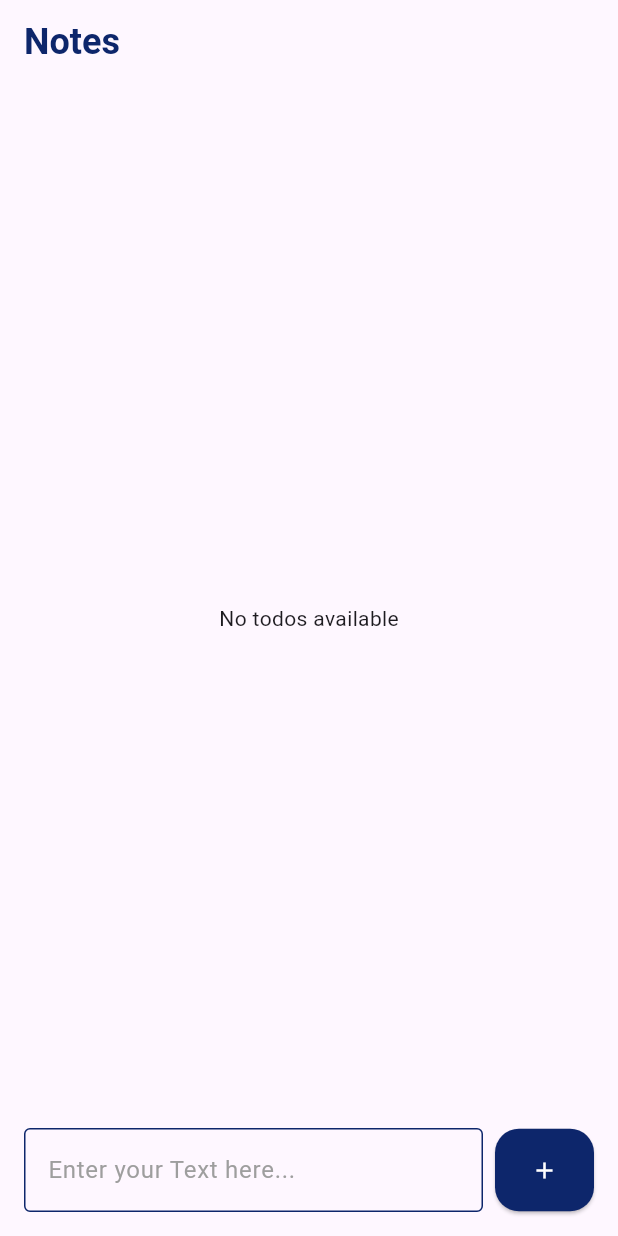
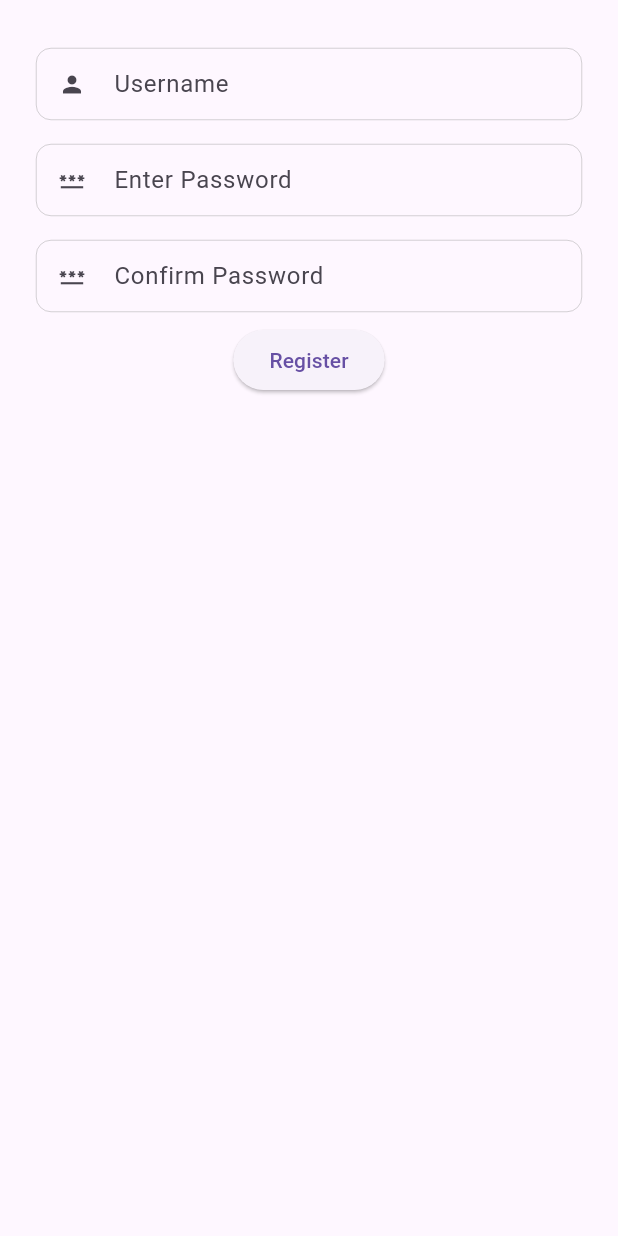
Before and after one commit to sidharth3788/firebase_demo, a Flutter app: the screen it shows after launch, on a phone screen of 412 x 824 dp. Run offline on Flutter 3.47's test engine with Material 3 defaults, Android fonts, the phone set to English and light mode, and no system bars; our stand-ins replace cloud_firestore, firebase_core; accounts and stored records are empty.

Commit message:
auth & login started

```diff
--- /dev/null
+++ b/lib/login&register/register/register.dart
@@ -0,0 +1,113 @@
+import 'package:flutter/material.dart';
+import 'register_controller.dart';
+
+class RegisterPage extends StatelessWidget {
+  final RegController registerController = RegController();
+  RegisterPage({super.key});
+  // Key for Form validation
+  final _formKey = GlobalKey<FormState>();
+
+  @override
+  Widget build(BuildContext context) {
+    return Scaffold(
+      body: SafeArea(
+          child: Padding(
+        padding: const EdgeInsets.all(24.0),
+        child: Form(
+            key: _formKey,
+            child: Column(
+              children: [
+                //Call Like Below
+                customTextFormField(
+                    controller: registerController.usernameTXT,
+                    hint: '@gmail.com',
+                    label: 'Username',
+                    leadingIcon: Icons.person,
+                    validator: (value) => emptyValidation(value: value)),
+                customTextFormField(
+                  controller: registerController.passwordTXT,
+                  hint: '****',
+                  label: 'Enter Password',
+                  leadingIcon: Icons.password,
+                  obscureText: true,
+                  validator: (value) => emptyValidation(value: value),
+                ),
+                customTextFormField(
+                  controller: registerController.conpassTXT,
+                  hint: '****',
+                  label: 'Confirm Password',
+                  leadingIcon: Icons.password,
+                  obscureText: true,
+                  validator: (value) => emptyValidation(value: value),
+                ),
+                ElevatedButton(
+                  onPressed: () {
+                    if (_formKey.currentState!.validate()) {
+                      print(registerController.register);
+                      //Add your action
+                      ScaffoldMessenger.of(context).showSnackBar(
+                        const SnackBar(
+                          content: Text('Processing Data'),
+                        ),
+                      );
+                    }
+                  },
+                  child: const Text('Register'),
+                ),
+              ],
+            )),
+      )),
+    );
+  }
+
+  Widget customTextFormField({
+    required String label,
+    required String hint,
+    required String? Function(String?)? validator,
+    required IconData leadingIcon,
+    required TextEditingController controller,
+    double borderRadius = 10.0, // Default obscureText
+    bool obscureText = false, // Default obscureText
+    Color borderColor = Colors.grey, // Default border color
+    Color focusedBorderColor = Colors.redAccent, // Default focus border color
+    double borderWidth = 0.3, // Default border width set to 0.3
+  }) {
+    return Padding(
+      padding: const EdgeInsets.symmetric(vertical: 8.0),
+      child: TextFormField(
+        controller: controller,
+        obscureText: obscureText,
+        decoration: InputDecoration(
+          isDense: true,
+          labelText: label,
+          hintText: hint,
+          prefixIcon: Icon(
+            leadingIcon,
+          ),
+          border: OutlineInputBorder(
+            borderRadius: BorderRadius.circular(borderRadius),
+            borderSide: BorderSide(color: borderColor, width: borderWidth),
+          ),
+          focusedBorder: OutlineInputBorder(
+            borderSide:
+                BorderSide(color: focusedBorderColor, width: borderWidth),
+            borderRadius: BorderRadius.circular(borderRadius),
+          ),
+          enabledBorder: OutlineInputBorder(
+            borderSide: BorderSide(color: borderColor, width: borderWidth),
+            borderRadius: BorderRadius.circular(borderRadius),
+          ),
+        ),
+        validator: validator,
+      ),
+    );
+  }
+
+  // Your Validation Method
+  String? emptyValidation({String? value}) {
+    if (value == null || value.isEmpty) {
+      return 'Field Empty!';
+    }
+    return null;
+  }
+}
--- /dev/null
+++ b/lib/login&register/register/register_controller.dart
@@ -0,0 +1,11 @@
+import 'package:flutter/material.dart';
+
+class RegController {
+  final usernameTXT = TextEditingController();
+  final passwordTXT = TextEditingController();
+  final conpassTXT = TextEditingController();
+
+  void register() {
+    print('Registered Successfully');
+  }
+}
--- a/lib/main.dart
+++ b/lib/main.dart
@@ -1,4 +1,4 @@
-import 'package:firebase_practice/todoview.dart';
+import 'package:firebase_practice/login&register/register/register.dart';
 import 'package:flutter/material.dart';
 import 'package:firebase_core/firebase_core.dart';
 
@@ -18,7 +18,7 @@ class MyApp extends StatelessWidget {
       theme: ThemeData(
         primarySwatch: Colors.blue,
       ),
-      home: const MyTODOview(),
+      home: RegisterPage(),
     );
   }
 }
```
Also changed, not shown: lib/login&register/login/login.dart (added, +105 -0 lines), lib/login&register/login/login_controller.dart (added, +9 -0 lines).
